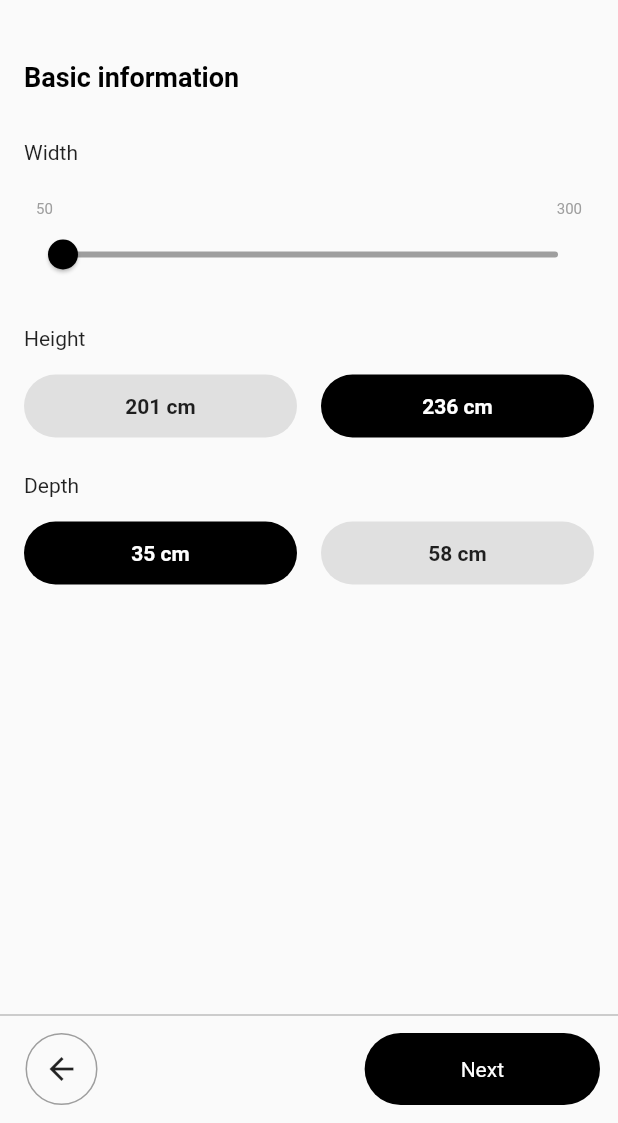
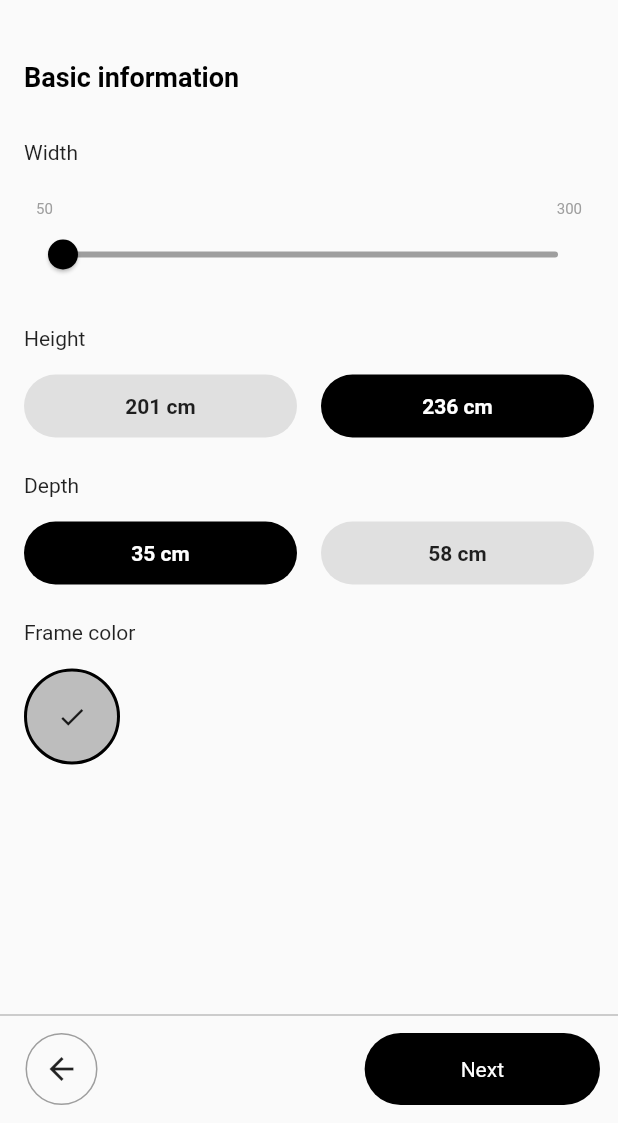
Before and after one commit to JAICHANGPARK/flutter_notebook_18th_story, a Flutter app: the screen it shows after launch, on a phone screen of 412 x 824 dp, the part 113-1236 px from its top. Run offline on Flutter 3.47's test engine with Material 2 defaults, Android fonts, the phone set to English and light mode, and no system bars; our stand-ins replace cached_network_image, flutter_lorem, flutter_riverpod, flutter_svg, freezed_annotation, go_router and 3 more.

Commit message:
Update pax_wardrobe_basic_page.dart

```diff
--- a/lib/ep1081_pax_wardrobe_app/src/ui/pax_wardrobe_basic_page.dart
+++ b/lib/ep1081_pax_wardrobe_app/src/ui/pax_wardrobe_basic_page.dart
@@ -158,6 +158,32 @@ class _PaxWardrobeBasicPageState extends State<PaxWardrobeBasicPage> {
                 ),
               ],
             ),
+          ),
+          const SizedBox(
+            height: 24,
+          ),
+          const Text("Frame color"),
+          const SizedBox(
+            height: 16,
+          ),
+          Row(
+            children: [
+              Container(
+                height: 64,
+                width: 64,
+                decoration: BoxDecoration(
+                  color: Colors.grey[400],
+                  border: Border.all(
+                    color: Colors.black,
+                    width: 2,
+                  ),
+                  shape: BoxShape.circle,
+                ),
+                child: Center(
+                  child: Icon(Icons.check, size: 20,),
+                ),
+              )
+            ],
           )
         ],
       ),
```
